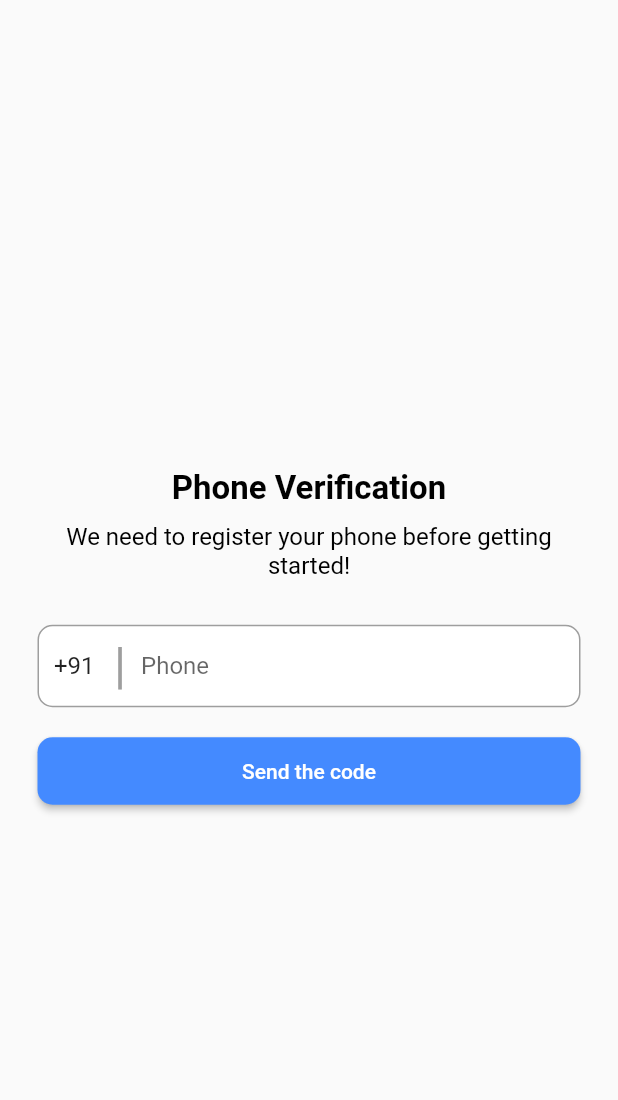
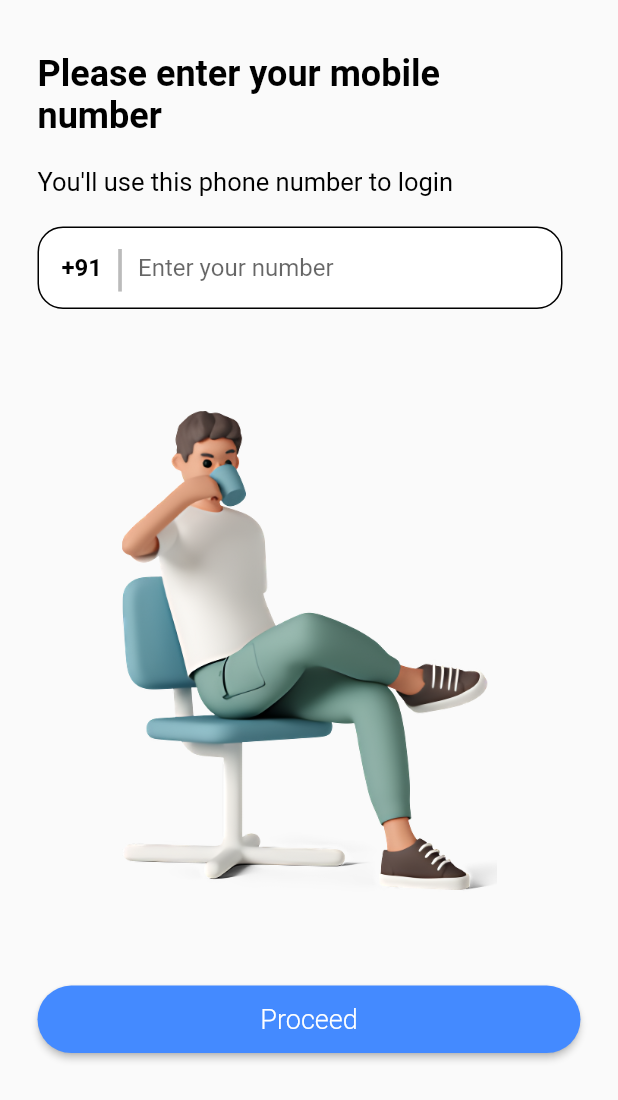
Before and after one commit to Varad-01/DrinkUp1, a Flutter app: the screen it shows after launch, on a phone screen of 412 x 824 dp. Shown: the top 1100 px of the screen. Run offline on Flutter 3.47's test engine with Material 2 defaults, Android fonts, the phone set to English and light mode, and no system bars; our stand-ins replace animated_toggle_switch, cloud_firestore, dropdown_button2, firebase_auth, firebase_core, flutter_local_notifications and 6 more; missing offline and left inert: notification_permissions; accounts and stored records are empty.

Commit message:
Final at last

```diff
--- a/lib/page-1/phone_login/phone.dart
+++ b/lib/page-1/phone_login/phone.dart
@@ -1,4 +1,3 @@
-import 'package:myapp/page-1/phone_login/verify.dart';
 import 'package:firebase_auth/firebase_auth.dart';
 import 'package:flutter/material.dart';
 import 'package:myapp/page-1/phone_login/verify.dart';
@@ -24,105 +23,140 @@ class _PhoneState extends State<Phone> {
 
   @override
   Widget build(BuildContext context) {
-    return Scaffold(
+    return SafeArea(
+        child: Scaffold(
+          resizeToAvoidBottomInset: false,
           body: Container(
-        margin: const EdgeInsets.only(left: 25, right: 25),
-        alignment: Alignment.center,
-        child: SingleChildScrollView(
+            margin: const EdgeInsets.only(left: 25, right: 25, top: 35),
             child: Column(
-            mainAxisAlignment: MainAxisAlignment.center,
+              crossAxisAlignment: CrossAxisAlignment.start,
               children: [
+                const Text(
+                  "Please enter your mobile\nnumber",
+                  style: TextStyle(
+                    color: Colors.black,
+                    fontSize: 24,
+                    fontWeight: FontWeight.bold,
+                  ),
+                ),
                 const SizedBox(
-                height: 25,
+                  height: 20,
                 ),
                 const Text(
-                "Phone Verification",
-                style: const TextStyle(color: Colors.black,fontSize: 22, fontWeight: FontWeight.bold),
-              ),
-              const SizedBox(
-                height: 10,
-              ),
-              const Text(
-                "We need to register your phone before getting started!",
+                  "You'll use this phone number to login",
                   style: TextStyle(
                     color: Colors.black,
-                  fontSize: 16,
+                    fontSize: 17,
                   ),
                   textAlign: TextAlign.center,
                 ),
                 const SizedBox(
-                height: 30,
+                  height: 20,
                 ),
-              Container(
+                Padding(
+                  padding: const EdgeInsets.only(bottom: 10),
+                  child: Container(
                     height: 55,
+                    width: 350,
                     decoration: BoxDecoration(
+                      borderRadius: BorderRadius.circular(17),
+                      border: Border.all(
+                        color: Colors.black,
+                        width: 1,
+                      ),
                       color: Colors.white,
-                    border: Border.all(width: 1, color: Colors.grey),
-                    borderRadius: BorderRadius.circular(10)),
+                    ),
                     child: Row(
                       mainAxisAlignment: MainAxisAlignment.center,
                       children: [
                         const SizedBox(
-                      width: 10,
+                          width: 15,
                         ),
                         SizedBox(
-                      width: 40,
+                          width: 35,
                           child: TextField(
                             controller: countryController,
                             keyboardType: TextInputType.number,
+                            style: const TextStyle(
+                              fontWeight: FontWeight.bold,
+                                color: Colors.black,
+                            ),
                             decoration: const InputDecoration(
                               border: InputBorder.none,
                             ),
                           ),
                         ),
-                    const Text(
+                        Text(
                           "|",
-                      style: TextStyle(fontSize: 33, color: Colors.grey),
+                          style: TextStyle(
+                            fontSize: 33,
+                            color: Colors.grey.withOpacity(0.7), // set the color to a lighter shade
+                          ),
                         ),
                         const SizedBox(
-                      width: 10,
+                          width: 8,
                         ),
                         Expanded(
+                          child: Theme(
+                            data: Theme.of(context).copyWith(
+                              textTheme: TextTheme(
+                                titleMedium: TextStyle(
+                                  color: Colors.white.withOpacity(0.7),
+                                ),
+                              ),
+                            ),
                             child: TextField(
-                          onChanged: (value)
-                          {
-                            phone=value;
+                              onChanged: (value) {
+                                phone = value;
                               },
                               keyboardType: TextInputType.phone,
+                              style: const TextStyle(
+                                color: Colors.black,
+                              ),
                               decoration: const InputDecoration(
                                 border: InputBorder.none,
-                            hintText: "Phone",
+                                hintText: "Enter your number",
                               ),
-                        ))
+                            ),
+                          ),
+                        )
                       ],
                     ),
                   ),
+                ),
+
                 const SizedBox(
-                height: 20,
+                  height: 58,
                 ),
-              SizedBox(
+                Container(
+                  alignment: Alignment.center,
+                  child: SizedBox(
+                    width: 250, // set the desired width of the image
+                    child: Image.asset("assets/page-1/images/verify-illustration.png",
+                      fit: BoxFit.fill,
+                    ),
+                  ),
+                ),
+                const SizedBox(
+                  height: 43,
+                ),
+                SafeArea(
+                  child: Expanded(
+                    child: SizedBox(
                       width: double.infinity,
                       height: 45,
                       child: ElevatedButton(
                         style: ElevatedButton.styleFrom(
-                        primary: Colors.blueAccent,
-                        shape: RoundedRectangleBorder(borderRadius: BorderRadius.circular(10))),
-                    onPressed: () async{
-
-                      showDialog(
-                          context: context,
-                          builder: (context){
-                            return Center(
-                              child: CircularProgressIndicator(),
-                            );
-                          }
-                      );
-
+                          backgroundColor: Colors.blueAccent,
+                          shape: RoundedRectangleBorder(
+                            borderRadius: BorderRadius.circular(30),
+                          ),
+                        ),
+                        onPressed: () async {
                           await FirebaseAuth.instance.verifyPhoneNumber(
                             phoneNumber: '${countryController.text + phone}',
                             verificationCompleted: (PhoneAuthCredential credential) {},
                             verificationFailed: (FirebaseAuthException e) {},
-
                             codeSent: (String verificationId, int? resendToken) {
                               Phone.verify = verificationId;
                               Verify(phoneNumber: '');
@@ -130,16 +164,23 @@ class _PhoneState extends State<Phone> {
                             },
                             codeAutoRetrievalTimeout: (String verificationId) {},
                           );
+                        },
+                        child: const Text(
+                          "Proceed",
+                          style: TextStyle(
+                            fontSize: 18,
+                            fontWeight: FontWeight.w300,
+                          ),
+                        ),
+                      ),
+                    ),
+                  ),
+                ),
 
-                        Navigator.of(context).pop();
 
-                    },
-                    child: const Text("Send the code")),
-              ),
               ],
             ),
           ),
-      ),
-    );
+        ));
   }
 }
```
Also changed, not shown: assets/page-1/images/verify-illustration.png (added). Lines whose indentation alone changed are shown as unchanged.
